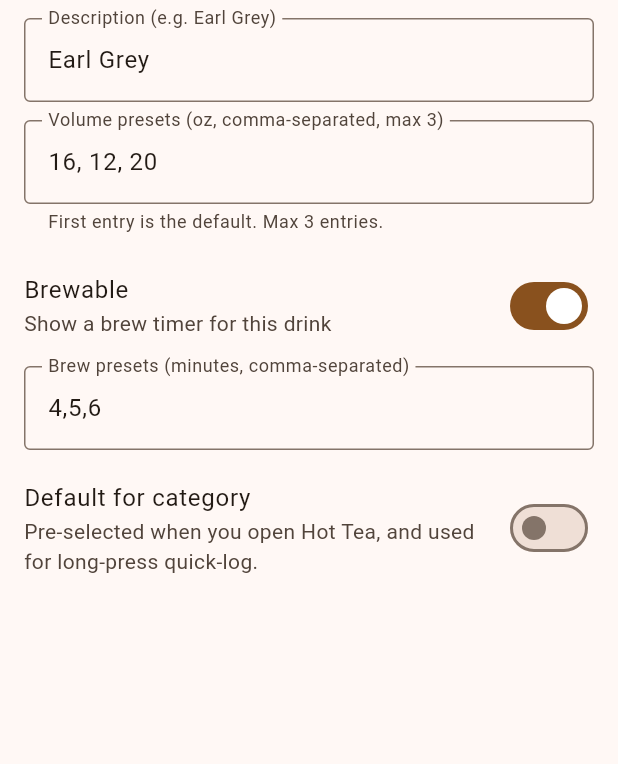
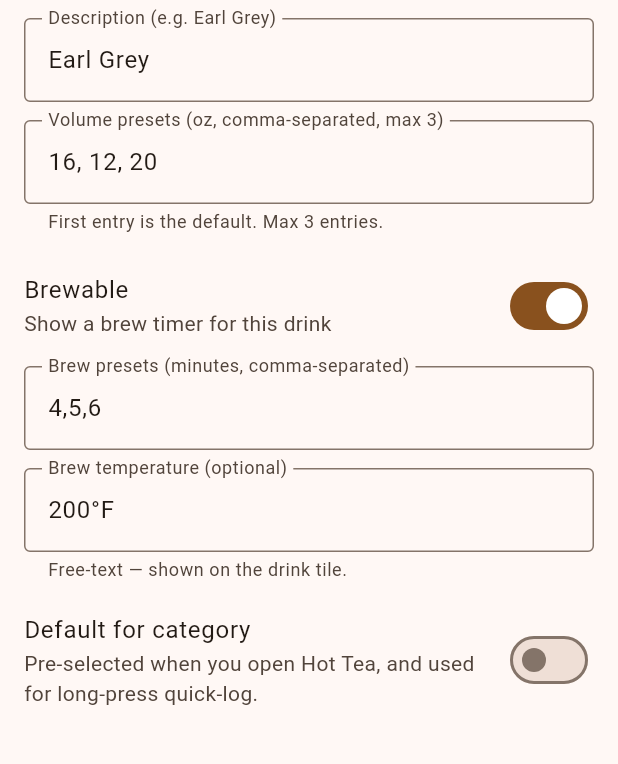
Before and after one commit to japanesus0/binky, a Flutter app: the DrinksEditorScreen screen opened directly, after a tap on "Earl Grey", on a phone screen of 412 x 824 dp, the part 192-956 px from its top. Run offline on Flutter 3.47's test engine with Material 3 defaults, Android fonts, the phone set to English and light mode, and no system bars; our stand-ins replace audioplayers, file_picker, flutter_local_notifications, flutter_secure_storage, share_plus, shared_preferences and 2 more; missing offline and left inert: flutter_foreground_task; accounts and stored records are empty.

Commit message:
drinks: optional brew temperature per drink
Adds a free-text brewTemp field on Drink — shown in the metadata
strip beneath the drink name on both the editor and the category
screen ("16 oz · brew 5 min · 175°F"). For a brewing app, temp
matters: green tea at 200°F is bitter, black tea below 195°F
under-steeps. The field is mission-relevant and inexpensive.

Free-text rather than structured because brewing guidance varies
- some users want "175°F", others "70°C off the boil 30s", others
"rolling boil". A picker with degree wheels and unit toggles would
be more polish, more lines, more places to get wrong; this is
the v1 cut.

Constraints:

  - Only meaningful when brewable=true. Editor hides the field
    for non-brewable drinks; toggling brewable→false on a drink
    that had a temp clears it in _save so stale temps don't sit
    in the JSON.

  - Nullable, backward-compatible JSON. Existing installs from
    pre-temp versions load with brewTemp=null and display nothing
    — no migration code needed. The 'temp' key is only serialized
    when non-null + non-empty.

  - Shared metadata renderer via Drink.metadataSubtitle, used by
    both the editor tile and the category-screen tile. Single
    source of truth for the " · "-delimited strip; new segments
    can be added by extending this method, no callsite hunt.

Seeded defaults give fresh installs immediate examples: green tea
175°F (lower temp for the catechins), black/herbal teas boiling,
coffee 200°F (drip/pour-over mid-range). Users edit in the drinks
editor; existing testers see nothing for their existing drinks
but get the new field on any drink they edit.

Co-Authored-By: Claude Opus 4.7 <noreply@anthropic.com>

```diff
--- a/app/lib/drinks_editor.dart
+++ b/app/lib/drinks_editor.dart
@@ -175,10 +175,7 @@ class DrinksEditorScreen extends StatelessWidget {
             ? const Icon(Icons.star, color: Colors.amber)
             : const Icon(Icons.star_border, color: Colors.transparent),
         title: Text(d.description),
-        subtitle: Text(
-          '${d.defaultVolume.toStringAsFixed(0)} oz'
-          '${d.brewable && d.brewTimes.isNotEmpty ? ' · brew ${d.brewTimes.join("/")} min' : ''}',
-        ),
+        subtitle: Text(d.metadataSubtitle),
         trailing: const Icon(Icons.edit_outlined),
         onTap: () => _edit(context, d),
       ),
@@ -245,6 +242,7 @@ class _DrinkFormScreenState extends State<_DrinkFormScreen> {
   late final TextEditingController _description;
   late final TextEditingController _volume;
   late final TextEditingController _brewTimes;
+  late final TextEditingController _brewTemp;
   late bool _brewable;
   late bool _isDefault;
 
@@ -268,6 +266,7 @@ class _DrinkFormScreenState extends State<_DrinkFormScreen> {
           ? (catDef?.defaultBrewTimes ?? const <int>[]).join(',')
           : d.brewTimes.join(','),
     );
+    _brewTemp = TextEditingController(text: d?.brewTemp ?? '');
     _brewable = d?.brewable ?? catDef?.brewable ?? false;
     _isDefault = d?.isDefault ?? false;
   }
@@ -277,6 +276,7 @@ class _DrinkFormScreenState extends State<_DrinkFormScreen> {
     _description.dispose();
     _volume.dispose();
     _brewTimes.dispose();
+    _brewTemp.dispose();
     super.dispose();
   }
 
@@ -336,6 +336,11 @@ class _DrinkFormScreenState extends State<_DrinkFormScreen> {
             .toList()
         : <int>[];
     final id = widget.drink?.id ?? DrinksStore.nextId();
+    // Brew temp only meaningful for brewable drinks; clear it otherwise
+    // so a drink toggled from brewable=true to false doesn't leave a
+    // stale temp in the JSON.
+    final tempText = _brewTemp.text.trim();
+    final temp = (_brewable && tempText.isNotEmpty) ? tempText : null;
     Navigator.pop(
       context,
       _DrinkFormResult.saved(Drink(
@@ -346,6 +351,7 @@ class _DrinkFormScreenState extends State<_DrinkFormScreen> {
         brewable: _brewable,
         brewTimes: times,
         isDefault: _isDefault,
+        brewTemp: temp,
       )),
     );
   }
@@ -467,6 +473,17 @@ class _DrinkFormScreenState extends State<_DrinkFormScreen> {
                 ),
               ),
               const SizedBox(height: 12),
+              TextField(
+                controller: _brewTemp,
+                textCapitalization: TextCapitalization.sentences,
+                decoration: const InputDecoration(
+                  labelText: 'Brew temperature (optional)',
+                  hintText: '175°F, Boiling, 70°C off the boil 30s',
+                  helperText: 'Free-text — shown on the drink tile.',
+                  border: OutlineInputBorder(),
+                ),
+              ),
+              const SizedBox(height: 12),
             ],
             SwitchListTile(
               title: const Text('Default for category'),
--- a/app/lib/screens.dart
+++ b/app/lib/screens.dart
@@ -76,10 +76,10 @@ class CategoryScreen extends StatelessWidget {
                       ? const Icon(Icons.star, color: Colors.amber)
                       : const Icon(Icons.star_border, color: Colors.transparent),
                   title: Text(d.description),
-                  subtitle: Text(
-                    '${d.defaultVolume.toStringAsFixed(0)} oz'
-                    '${d.brewable && d.brewTimes.isNotEmpty ? ' · brew ${d.brewTimes.join("/")} min' : ''}',
-                  ),
+                  // Subtitle composes volume + brew time + brew temp via
+                  // Drink.metadataSubtitle — same strip the drinks editor
+                  // uses, so users see the same metadata in both places.
+                  subtitle: Text(d.metadataSubtitle),
                   onTap: () => Navigator.push(
                     context,
                     MaterialPageRoute(builder: (_) => DrinkScreen(drink: d)),
--- a/app/lib/storage.dart
+++ b/app/lib/storage.dart
@@ -187,6 +187,16 @@ class Drink {
   final List<int> brewTimes;
   final bool isDefault;       // pre-selected sub-type within its category
 
+  /// Optional free-text brew temperature note shown alongside volume and
+  /// brew time on the drink tile (e.g. "175°F", "boiling", "70°C off the
+  /// boil 30s"). Free-text rather than structured because brewing
+  /// guidance varies — some users want a specific number, others want
+  /// "rolling boil" or a recipe note. Only meaningful when [brewable]
+  /// is true; the editor hides the field for non-brewable drinks.
+  /// Nullable so existing drinks loaded from pre-temp installs display
+  /// nothing rather than "null" or an empty separator.
+  final String? brewTemp;
+
   const Drink({
     required this.id,
     required this.type,
@@ -195,6 +205,7 @@ class Drink {
     required this.brewable,
     required this.brewTimes,
     this.isDefault = false,
+    this.brewTemp,
   });
 
   /// First entry of [volumePresets], or 16 oz as a defensive fallback if
@@ -205,6 +216,23 @@ class Drink {
   double get defaultVolume =>
       volumePresets.isNotEmpty ? volumePresets.first : 16.0;
 
+  /// Single source of truth for the metadata strip shown under a drink's
+  /// name in both the drinks editor and the category screen. Composes
+  /// "{volume} oz · brew {a/b/c} min · {temp}" with " · " separators
+  /// between present segments — a non-brewable drink with no temp shows
+  /// just the volume. Brew time and temp are gated on [brewable] so a
+  /// drink toggled out of brewable mode hides those segments without
+  /// the editor needing to clear them.
+  String get metadataSubtitle {
+    final parts = <String>[
+      '${defaultVolume.toStringAsFixed(0)} oz',
+      if (brewable && brewTimes.isNotEmpty)
+        'brew ${brewTimes.join("/")} min',
+      if (brewable && brewTemp != null && brewTemp!.isNotEmpty) brewTemp!,
+    ];
+    return parts.join(' · ');
+  }
+
   Drink copyWith({
     int? id,
     String? type,
@@ -213,6 +241,7 @@ class Drink {
     bool? brewable,
     List<int>? brewTimes,
     bool? isDefault,
+    String? brewTemp,
   }) =>
       Drink(
         id: id ?? this.id,
@@ -222,6 +251,7 @@ class Drink {
         brewable: brewable ?? this.brewable,
         brewTimes: brewTimes ?? this.brewTimes,
         isDefault: isDefault ?? this.isDefault,
+        brewTemp: brewTemp ?? this.brewTemp,
       );
 
   Map<String, dynamic> toJson() => {
@@ -232,6 +262,9 @@ class Drink {
         'brew': brewable,
         'times': brewTimes,
         'def': isDefault,
+        // Only serialize a non-null temp — keeps the JSON clean for the
+        // common (pre-temp) case and avoids storing "null" entries.
+        if (brewTemp != null && brewTemp!.isNotEmpty) 'temp': brewTemp,
       };
 
   factory Drink.fromJson(Map<String, dynamic> j) {
@@ -247,6 +280,12 @@ class Drink {
     } else {
       vols = const [16.0];
     }
+    // brewTemp absent for pre-temp drinks (no migration needed — nullable
+    // field, missing key → null → not displayed).
+    final tempRaw = j['temp'] as String?;
+    final temp = (tempRaw != null && tempRaw.trim().isNotEmpty)
+        ? tempRaw.trim()
+        : null;
     return Drink(
       id: j['id'] as int,
       type: j['type'] as String,
@@ -255,6 +294,7 @@ class Drink {
       brewable: j['brew'] as bool,
       brewTimes: (j['times'] as List).cast<int>(),
       isDefault: (j['def'] as bool?) ?? false,
+      brewTemp: temp,
     );
   }
 }
@@ -267,30 +307,38 @@ class Drink {
 // bitter), earl grey is the classic 5-minute black tea, ginger and herbal
 // medicinal teas (Breathe Easy) benefit from longer steeps.
 const _seedDrinks = <Drink>[
-  // Hot Tea
+  // Hot Tea — brew temps reflect conventional guidance: greens lower
+  // (~175°F so the catechins don't go bitter), blacks and herbals at a
+  // rolling boil. Users can edit per-drink in the editor.
   Drink(id: 1, type: 'Hot Tea', description: 'Ginger',
-      volumePresets: [16, 12, 20], brewable: true, brewTimes: [5, 7, 10]),
+      volumePresets: [16, 12, 20], brewable: true, brewTimes: [5, 7, 10],
+      brewTemp: 'Boiling'),
   Drink(id: 2, type: 'Hot Tea', description: 'Green Tea',
       volumePresets: [12, 16, 8], brewable: true, brewTimes: [2, 3, 4],
-      isDefault: true),
+      isDefault: true, brewTemp: '175°F'),
   Drink(id: 3, type: 'Hot Tea', description: 'Earl Grey',
-      volumePresets: [16, 12, 20], brewable: true, brewTimes: [4, 5, 6]),
+      volumePresets: [16, 12, 20], brewable: true, brewTimes: [4, 5, 6],
+      brewTemp: '200°F'),
   Drink(id: 4, type: 'Hot Tea', description: 'Breathe Easy',
-      volumePresets: [16, 12, 20], brewable: true, brewTimes: [5, 7, 10]),
-  // Cold Tea
+      volumePresets: [16, 12, 20], brewable: true, brewTimes: [5, 7, 10],
+      brewTemp: 'Boiling'),
+  // Cold Tea — non-brewable, no temp.
   Drink(id: 5, type: 'Cold Tea', description: 'Triple Berry',
       volumePresets: [20, 16, 24], brewable: false, brewTimes: [],
       isDefault: true),
   Drink(id: 6, type: 'Cold Tea', description: 'Iced Tea',
       volumePresets: [20, 16, 24], brewable: false, brewTimes: []),
-  // Coffee
+  // Coffee — pour-over / drip range, 195–205°F depending on grind and
+  // method. 200°F is a sensible mid-range default.
   Drink(id: 7, type: 'Coffee', description: 'Black',
-      volumePresets: [16, 12, 8], brewable: true, brewTimes: [1, 2, 3]),
+      volumePresets: [16, 12, 8], brewable: true, brewTimes: [1, 2, 3],
+      brewTemp: '200°F'),
   Drink(id: 8, type: 'Coffee', description: 'Cream',
-      volumePresets: [16, 12, 8], brewable: true, brewTimes: [1, 2, 3]),
+      volumePresets: [16, 12, 8], brewable: true, brewTimes: [1, 2, 3],
+      brewTemp: '200°F'),
   Drink(id: 9, type: 'Coffee', description: 'Cream & Sugar',
       volumePresets: [16, 12, 8], brewable: true, brewTimes: [1, 2, 3],
-      isDefault: true),
+      isDefault: true, brewTemp: '200°F'),
   // Soda
   Drink(id: 10, type: 'Soda', description: 'Diet Coke',
       volumePresets: [12, 16, 20], brewable: false, brewTimes: []),
```
